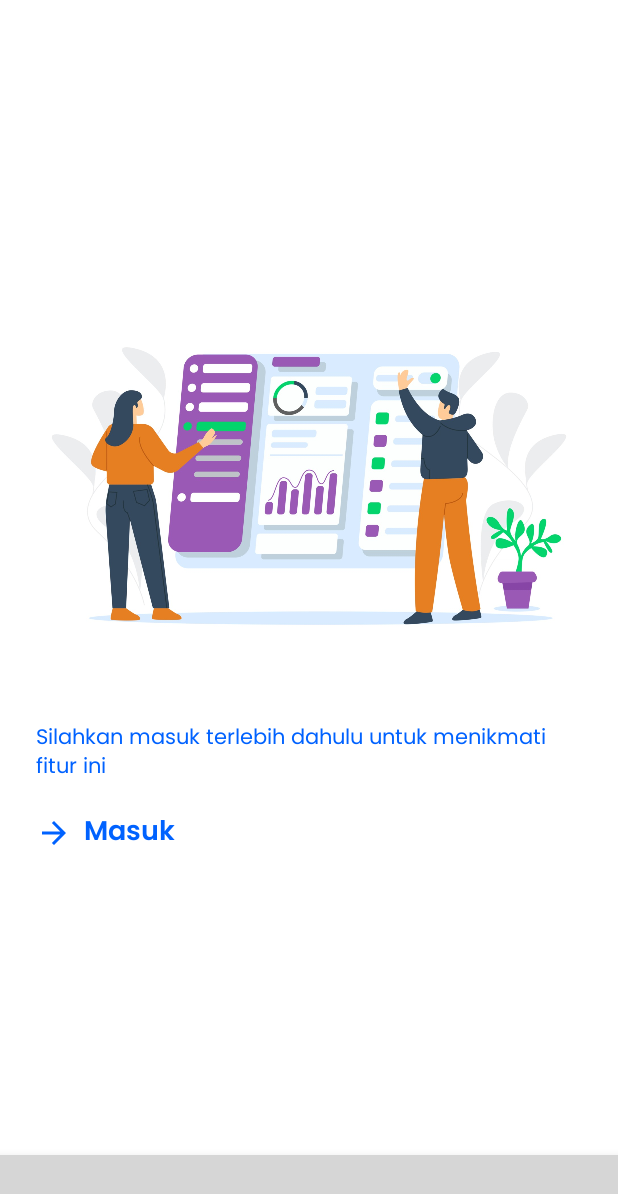
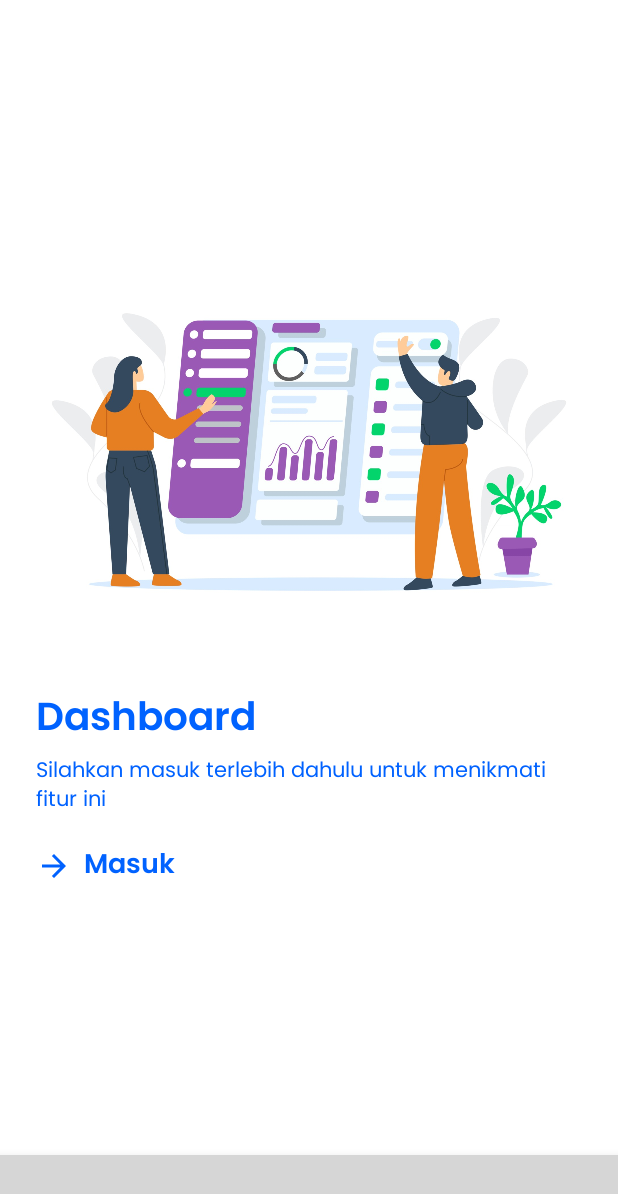
Before and after one commit to marijmokoginta/kos-kosan, an Android app: the fragment DashboardFragment placed in its activity, on a phone screen of 412 x 824 dp. Shown: the top 1194 px of the screen. Run offline under Robolectric (Android 15) with nearby library versions, the light colour scheme and no system bars; our stand-ins replace Firebase (no records; nobody signed in at launch, a user with empty details on screens opened directly); libraries missing offline, so code that uses them is left out: com.ismaeldivita.chipnavigation; plain views replace ChipNavigationBar; pictures from the network do not load; 9 statements that could not run were skipped; grey boxes are pictures that could not be loaded.

Commit message:
update dashboard ui

```diff
--- a/Kost/app/src/main/java/com/sibkelompoke/kost/constant/KostKonstan.java
+++ b/Kost/app/src/main/java/com/sibkelompoke/kost/constant/KostKonstan.java
@@ -24,5 +24,11 @@ public class KostKonstan {
     public static final String ADMIN = "admin";
     public static final String USER  = "user";
 
+    // dashboard user item
+    public static final String PEMBAYARAN = "Pembayaran";
+    public static final String PESAN = "Pesan";
+    public static final String CATATAN = "Catatan";
+    public static final String PENGATURAN = "Pengaturan";
+
     public static final String DEFAULT_IMG_URL = "https://firebasestorage.googleapis.com/v0/b/aplikasi-pemesan-kos-kosan.appspot.com/o/kost.jpg?alt=media&token=89c10aa5-b25c-4177-ae30-63d0847f2017";
 }
--- /dev/null
+++ b/Kost/app/src/main/res/drawable/content_bg.xml
@@ -0,0 +1,6 @@
+<?xml version="1.0" encoding="utf-8"?>
+<shape android:shape="rectangle" xmlns:android="http://schemas.android.com/apk/res/android">
+    <corners android:topRightRadius="24dp"
+        android:topLeftRadius="24dp"/>
+    <solid android:color="@color/light_blue"/>
+</shape>
--- /dev/null
+++ b/Kost/app/src/main/res/drawable/ic_catatan.xml
@@ -0,0 +1,9 @@
+<vector xmlns:android="http://schemas.android.com/apk/res/android"
+    android:width="52dp"
+    android:height="70dp"
+    android:viewportWidth="384"
+    android:viewportHeight="512">
+  <path
+      android:fillColor="@color/light_gray"
+      android:pathData="M336,64h-53.88C268.9,26.8 233.7,0 192,0S115.1,26.8 101.9,64H48C21.5,64 0,85.48 0,112v352C0,490.5 21.5,512 48,512h288c26.5,0 48,-21.48 48,-48v-352C384,85.48 362.5,64 336,64zM192,64c17.67,0 32,14.33 32,32c0,17.67 -14.33,32 -32,32S160,113.7 160,96C160,78.33 174.3,64 192,64zM272,224h-160C103.2,224 96,216.8 96,208C96,199.2 103.2,192 112,192h160C280.8,192 288,199.2 288,208S280.8,224 272,224z"/>
+</vector>
--- /dev/null
+++ b/Kost/app/src/main/res/drawable/ic_chat.xml
@@ -0,0 +1,9 @@
+<vector xmlns:android="http://schemas.android.com/apk/res/android"
+    android:width="70dp"
+    android:height="60dp"
+    android:viewportWidth="640"
+    android:viewportHeight="512">
+  <path
+      android:fillColor="@color/light_gray"
+      android:pathData="M416,176C416,78.8 322.9,0 208,0S0,78.8 0,176c0,39.57 15.62,75.96 41.67,105.4c-16.39,32.76 -39.23,57.32 -39.59,57.68c-2.1,2.205 -2.67,5.475 -1.441,8.354C1.9,350.3 4.602,352 7.66,352c38.35,0 70.76,-11.12 95.74,-24.04C134.2,343.1 169.8,352 208,352C322.9,352 416,273.2 416,176zM599.6,443.7C624.8,413.9 640,376.6 640,336C640,238.8 554,160 448,160c-0.315,0 -0.619,0.041 -0.934,0.043C447.5,165.3 448,170.6 448,176c0,98.62 -79.68,181.2 -186.1,202.5C282.7,455.1 357.1,512 448,512c33.69,0 65.32,-8.008 92.85,-21.98C565.2,502 596.1,512 632.3,512c3.059,0 5.76,-1.725 7.02,-4.605c1.229,-2.879 0.658,-6.148 -1.441,-8.354C637.6,498.7 615.9,475.3 599.6,443.7z"/>
+</vector>
--- /dev/null
+++ b/Kost/app/src/main/res/drawable/ic_circle_chevron_up.xml
@@ -0,0 +1,4 @@
+<vector android:height="70dp" android:viewportHeight="512"
+    android:viewportWidth="512" android:width="70dp" xmlns:android="http://schemas.android.com/apk/res/android">
+    <path android:fillColor="@color/dark_blue" android:pathData="M256,0C114.6,0 0,114.6 0,256c0,141.4 114.6,256 256,256s256,-114.6 256,-256C512,114.6 397.4,0 256,0zM390.6,310.6c-12.5,12.5 -32.75,12.5 -45.25,0L256,221.3L166.6,310.6c-12.5,12.5 -32.75,12.5 -45.25,0s-12.5,-32.75 0,-45.25l112,-112C239.6,147.1 247.8,144 256,144s16.38,3.125 22.62,9.375l112,112C403.1,277.9 403.1,298.1 390.6,310.6z"/>
+</vector>
--- /dev/null
+++ b/Kost/app/src/main/res/drawable/ic_info.xml
@@ -0,0 +1,4 @@
+<vector android:height="70dp" android:viewportHeight="512"
+    android:viewportWidth="512" android:width="70dp" xmlns:android="http://schemas.android.com/apk/res/android">
+    <path android:fillColor="@color/dark_blue" android:pathData="M256,0C114.6,0 0,114.6 0,256s114.6,256 256,256s256,-114.6 256,-256S397.4,0 256,0zM256,128c17.67,0 32,14.33 32,32c0,17.67 -14.33,32 -32,32S224,177.7 224,160C224,142.3 238.3,128 256,128zM296,384h-80C202.8,384 192,373.3 192,360s10.75,-24 24,-24h16v-64H224c-13.25,0 -24,-10.75 -24,-24S210.8,224 224,224h32c13.25,0 24,10.75 24,24v88h16c13.25,0 24,10.75 24,24S309.3,384 296,384z"/>
+</vector>
--- /dev/null
+++ b/Kost/app/src/main/res/drawable/ic_money.xml
@@ -0,0 +1,9 @@
+<vector xmlns:android="http://schemas.android.com/apk/res/android"
+    android:width="70dp"
+    android:height="70dp"
+    android:viewportWidth="512"
+    android:viewportHeight="512">
+  <path
+      android:fillColor="@color/light_gray"
+      android:pathData="M470.7,9.441C473.7,12.49 476,16 477.6,19.75C479.1,23.5 479.1,27.6 480,31.9V32V128C480,145.7 465.7,160 448,160C430.3,160 416,145.7 416,128V109.3L310.6,214.6C298.8,226.5 279.9,227.2 267.2,216.3L175.1,138.1L84.82,216.3C71.41,227.8 51.2,226.2 39.7,212.8C28.2,199.4 29.76,179.2 43.17,167.7L155.2,71.7C167.2,61.43 184.8,61.43 196.8,71.7L286.3,148.4L370.7,64H352C334.3,64 320,49.67 320,32C320,14.33 334.3,0 352,0H447.1C456.8,0 464.8,3.554 470.6,9.305L470.7,9.441zM0,304C0,277.5 21.49,256 48,256H464C490.5,256 512,277.5 512,304V464C512,490.5 490.5,512 464,512H48C21.49,512 0,490.5 0,464V304zM48,464H96C96,437.5 74.51,416 48,416V464zM48,304V352C74.51,352 96,330.5 96,304H48zM464,416C437.5,416 416,437.5 416,464H464V416zM416,304C416,330.5 437.5,352 464,352V304H416zM256,320C220.7,320 192,348.7 192,384C192,419.3 220.7,448 256,448C291.3,448 320,419.3 320,384C320,348.7 291.3,320 256,320z"/>
+</vector>
--- a/Kost/app/src/main/res/layout/fragment_dashboard.xml
+++ b/Kost/app/src/main/res/layout/fragment_dashboard.xml
@@ -3,38 +3,45 @@
     xmlns:tools="http://schemas.android.com/tools"
     android:layout_width="match_parent"
     android:layout_height="match_parent"
+    android:background="@color/light_blue"
     xmlns:app="http://schemas.android.com/apk/res-auto"
     tools:context=".fragment.DashboardFragment">
 
-    <LinearLayout
+    <androidx.constraintlayout.widget.ConstraintLayout
         android:id="@+id/actBar"
         android:layout_width="match_parent"
         android:layout_height="?attr/actionBarSize"
         android:background="@color/colorPrimary"
-        android:gravity="center_vertical"
-        android:orientation="horizontal"
         app:layout_constraintTop_toTopOf="parent">
+        <TextView
+            android:id="@+id/tvGreetUser"
+            android:layout_width="wrap_content"
+            android:layout_height="match_parent"
+            android:textColor="@color/white"
+            android:layout_marginEnd="16dp"
+            app:flow_verticalAlign="center"
+            android:fontFamily="@font/poppins_semibold"
+            app:layout_constraintTop_toTopOf="parent"
+            app:layout_constraintBottom_toBottomOf="parent"
+            app:layout_constraintEnd_toStartOf="@+id/imgWrap"
+            android:layout_marginTop="16dp"
+            android:textSize="18sp"/>
         <androidx.cardview.widget.CardView
+            android:id="@+id/imgWrap"
             android:layout_width="wrap_content"
             android:layout_height="wrap_content"
-            app:cardCornerRadius="42dp"
-            android:layout_marginStart="16dp">
+            app:cardCornerRadius="12dp"
+            android:layout_marginEnd="16dp"
+            app:layout_constraintTop_toTopOf="parent"
+            app:layout_constraintEnd_toEndOf="parent"
+            android:layout_marginTop="8dp">
             <ImageView
                 android:layout_width="42dp"
                 android:layout_height="42dp"
                 android:background="@drawable/bg_error"
                 android:src="@drawable/jarvis"/>
         </androidx.cardview.widget.CardView>
-
-        <TextView
-            android:id="@+id/tvGreetUser"
-            android:layout_width="wrap_content"
-            android:layout_height="wrap_content"
-            android:textColor="@color/white"
-            android:layout_marginStart="16dp"
-            android:fontFamily="@font/poppins_semibold"
-            android:textSize="18sp"/>
-    </LinearLayout>
+    </androidx.constraintlayout.widget.ConstraintLayout>
 
     <LinearLayout
         android:id="@+id/isNotLoggedid"
@@ -53,6 +60,13 @@
             android:src="@drawable/dashboard"
             android:scaleType="centerCrop"
             android:layout_marginBottom="32dp"/>
+        <TextView
+            android:layout_width="match_parent"
+            android:layout_height="wrap_content"
+            android:text="Dashboard"
+            android:textSize="26sp"
+            android:fontFamily="@font/poppins_semibold"
+            android:textColor="@color/colorPrimary"/>
         <TextView
             android:layout_width="wrap_content"
             android:layout_height="wrap_content"
@@ -91,10 +105,17 @@
                 android:id="@+id/userKostInformation"
                 android:layout_width="match_parent"
                 android:layout_height="wrap_content"
-                android:background="@drawable/header_bg"
+                android:background="@color/colorPrimary"
                 android:padding="16dp"
                 android:gravity="center_vertical"
                 android:orientation="vertical">
+                <TextView
+                    android:layout_width="wrap_content"
+                    android:layout_height="wrap_content"
+                    android:text="Dashboard"
+                    android:textSize="26sp"
+                    android:fontFamily="@font/poppins_semibold"
+                    android:textColor="@color/white"/>
                 <LinearLayout
                     android:id="@+id/userKostInf"
                     android:visibility="gone"
@@ -102,20 +123,7 @@
                     android:layout_height="wrap_content"
                     android:background="@drawable/bg_stroke"
                     android:padding="8dp"
-                    android:gravity="center_vertical"
-                    android:orientation="horizontal">
-                    <ImageView
-                        android:id="@+id/userKostImg"
-                        android:layout_width="72dp"
-                        android:layout_height="52dp"
-                        android:layout_weight="1"
-                        android:src="@drawable/ic_bed" />
-                    <LinearLayout
-                        android:layout_weight="6"
-                        android:layout_marginStart="16dp"
-                        android:layout_width="match_parent"
-                        android:layout_height="wrap_content"
-                        android:gravity="center_vertical"
+                    android:layout_marginBottom="54dp"
                     android:orientation="vertical">
                     <TextView
                         android:id="@+id/userNamaKost"
@@ -137,7 +145,6 @@
                         android:textColor="@color/white"
                         android:fontFamily="@font/poppins"/>
                 </LinearLayout>
-                </LinearLayout>
                 <LinearLayout
                     android:id="@+id/userNotOrdered"
                     android:layout_width="match_parent"
@@ -145,6 +152,7 @@
                     android:background="@drawable/bg_stroke"
                     android:padding="16dp"
                     android:visibility="visible"
+                    android:layout_marginBottom="54dp"
                     android:orientation="horizontal">
                     <TextView
                         android:layout_width="match_parent"
@@ -154,112 +162,137 @@
                         android:textColor="@color/white"/>
                 </LinearLayout>
             </LinearLayout>
-            <!-- quote of the day -->
+            <LinearLayout
+                android:id="@+id/menuDashboard"
+                android:background="@drawable/content_bg"
+                android:layout_marginTop="-42dp"
+                android:visibility="gone"
+                android:layout_width="match_parent"
+                android:layout_height="match_parent"
+                android:padding="24dp"
+                android:orientation="vertical">
+                <LinearLayout
+                    android:layout_width="match_parent"
+                    android:layout_height="match_parent"
+                    android:orientation="horizontal">
                     <androidx.cardview.widget.CardView
                         android:layout_width="match_parent"
                         android:layout_height="wrap_content"
                         app:cardUseCompatPadding="true"
-                app:cardCornerRadius="8dp"
-                android:layout_margin="16dp"
-                android:background="@color/trans">
+                        android:layout_weight="1"
+                        app:cardCornerRadius="12dp"
+                        android:elevation="16dp">
+                        <LinearLayout
+                            android:layout_width="wrap_content"
+                            android:layout_height="wrap_content"
+                            android:orientation="vertical"
+                            android:padding="16dp"
+                            android:background="@color/white">
+                            <ImageView
+                                android:layout_width="120dp"
+                                android:layout_height="120dp"
+                                android:src="@drawable/ic_money"
+                                android:scaleType="centerInside"/>
                             <TextView
                                 android:layout_width="match_parent"
                                 android:layout_height="wrap_content"
-                    android:text="@string/term_and_conditions"
                                 android:textAlignment="center"
+                                android:text="@string/pembayaran"
                                 android:fontFamily="@font/poppins"
-                    android:layout_margin="8dp"/>
-            </androidx.cardview.widget.CardView>
-            <LinearLayout
-                android:id="@+id/menuDashboard"
-                android:visibility="gone"
-                android:layout_width="match_parent"
-                android:layout_height="wrap_content"
-                android:orientation="vertical">
-                <androidx.cardview.widget.CardView
-                    android:layout_width="match_parent"
-                    android:layout_height="wrap_content"
-                    app:cardUseCompatPadding="true"
-                    app:cardCornerRadius="8dp"
-                    android:layout_marginStart="8dp"
-                    android:layout_marginEnd="8dp"
-                    android:layout_marginTop="4dp">
-                    <androidx.appcompat.widget.AppCompatButton
-                        android:layout_width="match_parent"
-                        android:layout_height="wrap_content"
-                        android:padding="16dp"
-                        android:background="@color/colorPrimary"
-                        android:text="Pembayaran"
-                        android:textAllCaps="false"
-                        android:fontFamily="@font/poppins_semibold"
-                        android:textSize="26sp"
-                        android:textColor="@color/white"
-                        android:textAlignment="textStart"
-                        android:drawableEnd="@drawable/ic_money_white"/>
+                                android:textColor="@color/colorPrimary"
+                                android:textSize="14sp"/>
+                        </LinearLayout>
                     </androidx.cardview.widget.CardView>
                     <androidx.cardview.widget.CardView
                         android:layout_width="match_parent"
                         android:layout_height="wrap_content"
+                        android:layout_weight="1"
                         app:cardUseCompatPadding="true"
-                    app:cardCornerRadius="8dp"
-                    android:layout_marginStart="8dp"
-                    android:layout_marginEnd="8dp"
-                    android:layout_marginTop="4dp">
-                    <androidx.appcompat.widget.AppCompatButton
+                        app:cardCornerRadius="12dp"
+                        android:elevation="16dp">
+                        <LinearLayout
+                            android:layout_width="wrap_content"
+                            android:layout_height="wrap_content"
+                            android:orientation="vertical"
+                            android:padding="16dp"
+                            android:background="@color/white">
+                            <ImageView
+                                android:layout_width="120dp"
+                                android:layout_height="120dp"
+                                android:src="@drawable/ic_chat"
+                                android:scaleType="centerInside"/>
+                            <TextView
                                 android:layout_width="match_parent"
                                 android:layout_height="wrap_content"
+                                android:textAlignment="center"
+                                android:text="@string/Pesan"
+                                android:fontFamily="@font/poppins"
+                                android:textColor="@color/colorPrimary"
+                                android:textSize="14sp"/>
+                        </LinearLayout>
+                    </androidx.cardview.widget.CardView>
+                </LinearLayout>
+                <LinearLayout
+                    android:layout_width="match_parent"
+                    android:layout_height="wrap_content"
+                    android:orientation="horizontal">
+                    <androidx.cardview.widget.CardView
+                        android:layout_width="match_parent"
+                        android:layout_height="wrap_content"
+                        android:layout_weight="1"
+                        app:cardUseCompatPadding="true"
+                        app:cardCornerRadius="12dp"
+                        android:elevation="16dp">
+                        <LinearLayout
+                            android:layout_width="wrap_content"
+                            android:layout_height="wrap_content"
+                            android:orientation="vertical"
                             android:padding="16dp"
-                        android:background="@color/colorPrimary"
-                        android:text="Pesan"
-                        android:textAllCaps="false"
-                        android:fontFamily="@font/poppins_semibold"
-                        android:textSize="26sp"
-                        android:textColor="@color/white"
-                        android:textAlignment="textStart"
-                        android:drawableEnd="@drawable/ic_money_white"/>
+                            android:background="@color/white">
+                            <ImageView
+                                android:layout_width="120dp"
+                                android:layout_height="120dp"
+                                android:src="@drawable/ic_catatan"
+                                android:scaleType="centerInside"/>
+                            <TextView
+                                android:layout_width="match_parent"
+                                android:layout_height="wrap_content"
+                                android:textAlignment="center"
+                                android:text="@string/catatan"
+                                android:fontFamily="@font/poppins"
+                                android:textColor="@color/colorPrimary"
+                                android:textSize="14sp"/>
+                        </LinearLayout>
                     </androidx.cardview.widget.CardView>
                     <androidx.cardview.widget.CardView
                         android:layout_width="match_parent"
                         android:layout_height="wrap_content"
+                        android:layout_weight="1"
                         app:cardUseCompatPadding="true"
-                    app:cardCornerRadius="8dp"
-                    android:layout_marginStart="8dp"
-                    android:layout_marginEnd="8dp"
-                    android:layout_marginTop="4dp">
-                    <androidx.appcompat.widget.AppCompatButton
+                        app:cardCornerRadius="12dp"
+                        android:elevation="16dp">
+                        <LinearLayout
+                            android:layout_width="wrap_content"
+                            android:layout_height="wrap_content"
+                            android:orientation="vertical"
+                            android:padding="16dp"
+                            android:background="@color/white">
+                            <ImageView
+                                android:layout_width="120dp"
+                                android:layout_height="120dp"
+                                android:src="@drawable/ic_catatan"
+                                android:scaleType="centerInside"/>
+                            <TextView
                                 android:layout_width="match_parent"
                                 android:layout_height="wrap_content"
-                        android:padding="16dp"
-                        android:background="@color/colorPrimary"
-                        android:text="Catatan"
-                        android:textAllCaps="false"
-                        android:fontFamily="@font/poppins_semibold"
-                        android:textSize="26sp"
-                        android:textColor="@color/white"
-                        android:textAlignment="textStart"
-                        android:drawableEnd="@drawable/ic_money_white"/>
+                                android:textAlignment="center"
+                                android:text="@string/Pesan"
+                                android:fontFamily="@font/poppins"
+                                android:textColor="@color/colorPrimary"
+                                android:textSize="14sp"/>
+                        </LinearLayout>
                     </androidx.cardview.widget.CardView>
-                <androidx.cardview.widget.CardView
-                    android:layout_width="match_parent"
-                    android:layout_height="wrap_content"
-                    app:cardUseCompatPadding="true"
-                    app:cardCornerRadius="8dp"
-                    android:layout_marginStart="8dp"
-                    android:layout_marginEnd="8dp"
-                    android:layout_marginTop="4dp">
-                    <androidx.appcompat.widget.AppCompatButton
-                        android:layout_width="match_parent"
-                        android:layout_height="wrap_content"
-                        android:padding="16dp"
-                        android:background="@color/colorPrimary"
-                        android:text="Pengaturan"
-                        android:textAllCaps="false"
-                        android:fontFamily="@font/poppins_semibold"
-                        android:textSize="26sp"
-                        android:textColor="@color/white"
-                        android:textAlignment="textStart"
-                        android:drawableEnd="@drawable/ic_money_white"/>
-                </androidx.cardview.widget.CardView>
+                </LinearLayout>
             </LinearLayout>
         </LinearLayout>
     </ScrollView>
--- a/Kost/app/src/main/res/values/strings.xml
+++ b/Kost/app/src/main/res/values/strings.xml
@@ -16,4 +16,7 @@
     <string name="username_no_telepon">username/no telepon</string>
     <string name="daftar">Daftar</string>
     <string name="text_not_allowed">Silahkan masuk terlebih dahulu untuk menikmati fitur ini</string>
+    <string name="pembayaran">Pembayaran</string>
+    <string name="Pesan">Pesan</string>
+    <string name="catatan">Catatan</string>
 </resources>
```
Also changed, not shown: Kost/app/src/main/java/com/sibkelompoke/kost/adapter/OrderAdapter.java (added, +81 -0 lines), Kost/app/src/main/java/com/sibkelompoke/kost/fragment/DashboardFragment.java (+1 -15 lines), Kost/app/src/main/java/com/sibkelompoke/kost/model/OrderedKost.java (+18 -0 lines), Kost/app/src/main/java/com/sibkelompoke/kost/model/User.java (+27 -0 lines), Kost/app/src/main/res/drawable/ic_check.xml (added, +9 -0 lines), Kost/app/src/main/res/layout/fragment_dashboard_admin.xml (+79 -71 lines), Kost/app/src/main/res/layout/list_order.xml (added, +132 -0 lines), Kost/app/src/main/res/values/colors.xml (+6 -1 lines). Lines whose indentation alone changed are shown as unchanged.
